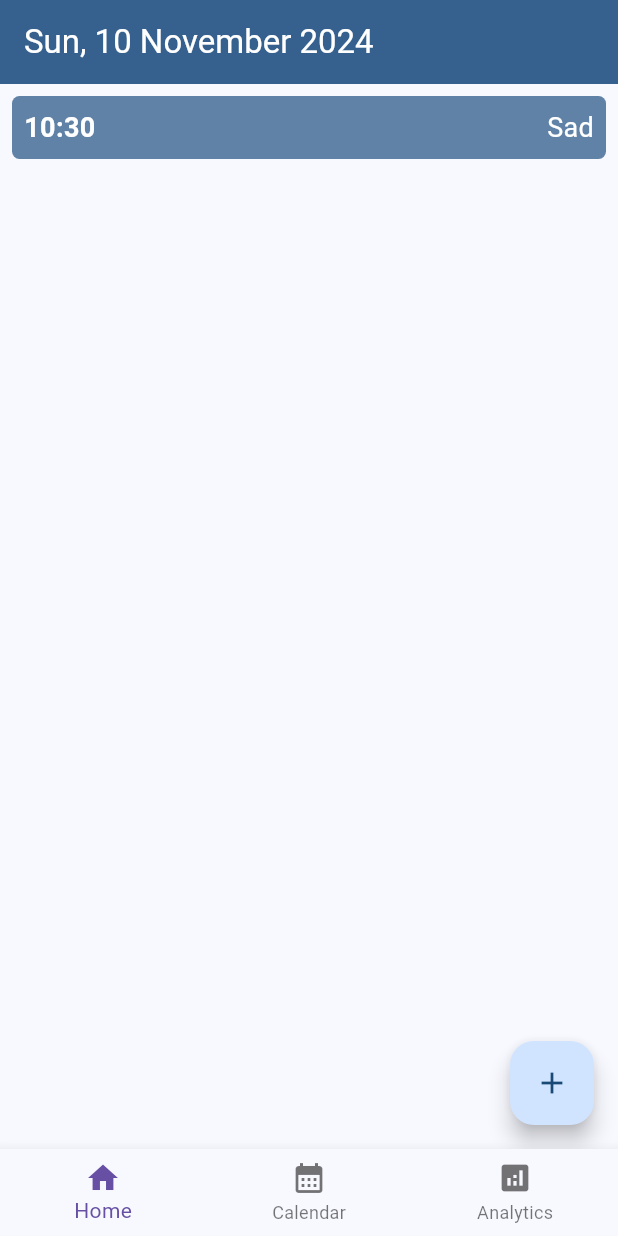
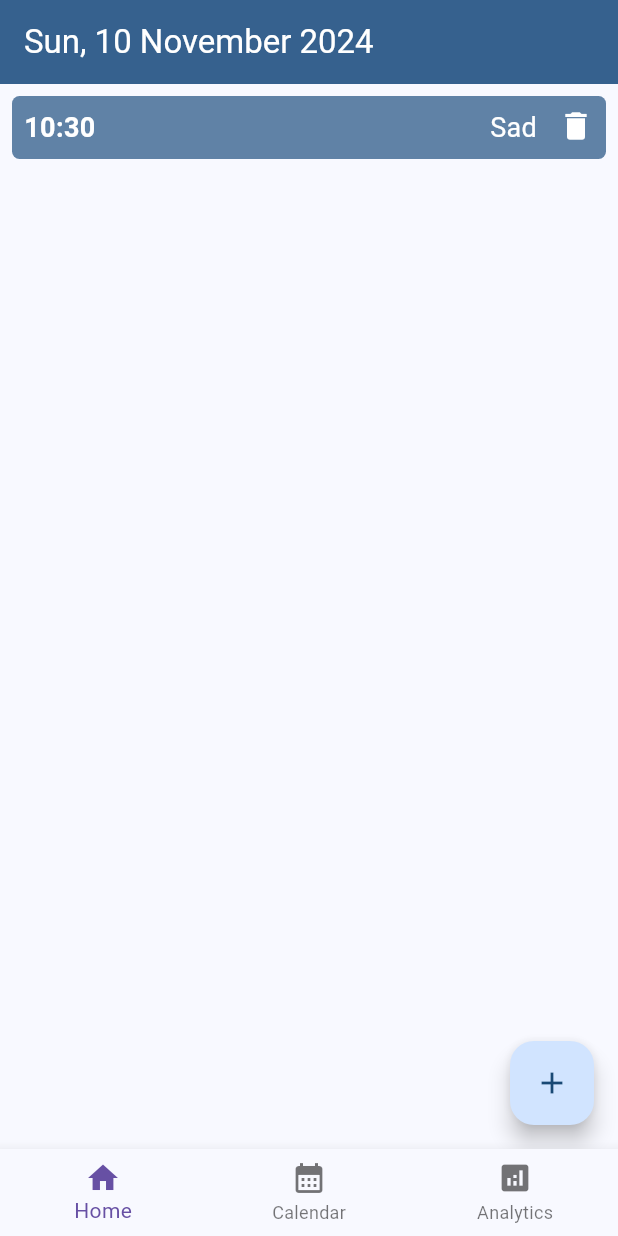
Before and after one commit to FBGFi/mindfulness-app, a Flutter app: the screen it shows after launch, on a phone screen of 412 x 824 dp. Run offline on Flutter 3.47's test engine with Material 3 defaults, Android fonts, the phone set to English and light mode, and no system bars.

Commit message:
fix layout

```diff
--- a/lib/pages/home/components/mind_sets.dart
+++ b/lib/pages/home/components/mind_sets.dart
@@ -3,10 +3,15 @@ import 'package:intl/intl.dart';
 import 'package:mindfulness_app/utils/mind_set_object.dart';
 
 class MindSet extends StatefulWidget {
-  const MindSet({super.key, required this.dateTime, required this.mindSet});
+  const MindSet(
+      {super.key,
+      required this.dateTime,
+      required this.mindSet,
+      required this.onDelete});
 
   final String dateTime;
   final MindSetObject mindSet;
+  final Function(String dateTime) onDelete;
 
   @override
   State<MindSet> createState() => _MindSetState();
@@ -24,6 +29,10 @@ class _MindSetState extends State<MindSet> {
     setState(() {
       _displayNotes = !_displayNotes;
     });
+  }
+
+  void _onDelete(String key) {
+    //
   }
 
   @override
@@ -58,7 +67,7 @@ class _MindSetState extends State<MindSet> {
                         widthFactor: 0.05,
                       ),
                       FractionallySizedBox(
-                          widthFactor: 0.8,
+                          widthFactor: 0.7,
                           child: Stack(
                               alignment: AlignmentDirectional.topEnd,
                               children: [
@@ -69,25 +78,47 @@ class _MindSetState extends State<MindSet> {
                                           .colorScheme
                                           .onPrimary),
                                 ),
-                              ]))
+                              ])),
+                      FractionallySizedBox(
+                          widthFactor: 0.1,
+                          child: Align(
+                              alignment: Alignment.topRight,
+                              child: IconButton(
+                                  onPressed: () =>
+                                      widget.onDelete(widget.dateTime),
+                                  padding: EdgeInsets.zero,
+                                  constraints: const BoxConstraints(),
+                                  style: const ButtonStyle(
+                                      tapTargetSize:
+                                          MaterialTapTargetSize.shrinkWrap),
+                                  color:
+                                      Theme.of(context).colorScheme.onPrimary,
+                                  icon: const Icon(Icons.delete))))
                     ],
                   ),
+                  Visibility(visible: _displayNotes, child: const Divider()),
                   Visibility(
                       visible: _displayNotes,
-                      child: Text(widget.mindSet.notes,
-                          style: TextStyle(
-                            color: Theme.of(context).colorScheme.onPrimary,
-                            fontSize:
-                                Theme.of(context).textTheme.bodySmall?.fontSize,
-                          )))
+                      child: Align(
+                          alignment: Alignment.topLeft,
+                          child: Text(widget.mindSet.notes,
+                              style: TextStyle(
+                                color: Theme.of(context).colorScheme.onPrimary,
+                                fontSize: Theme.of(context)
+                                    .textTheme
+                                    .bodySmall
+                                    ?.fontSize,
+                              ))))
                 ]))));
   }
 }
 
 class MindSets extends StatefulWidget {
-  const MindSets({super.key, required this.mindSets});
+  const MindSets(
+      {super.key, required this.mindSets, required this.onDeleteMindSet});
 
   final Map<String, MindSetObject> mindSets;
+  final Function(String dateTime) onDeleteMindSet;
 
   @override
   State<MindSets> createState() => _MindSetsState();
@@ -96,12 +127,16 @@ class MindSets extends StatefulWidget {
 class _MindSetsState extends State<MindSets> {
   @override
   Widget build(BuildContext context) {
+    if (widget.mindSets.isEmpty) {
+      return const Center(child: Text("No recorded mindsets for this day"));
+    }
     return ListView(
         children: widget.mindSets.entries
             .map((entry) => Center(
                     child: MindSet(
                   dateTime: entry.key,
                   mindSet: entry.value,
+                  onDelete: widget.onDeleteMindSet,
                 )))
             .toList());
   }
--- a/lib/pages/home/home.dart
+++ b/lib/pages/home/home.dart
@@ -27,6 +27,12 @@ class _HomePageState extends State<HomePage> {
     });
   }
 
+  void onDeleteMindSet(String dateTime) {
+    setState(() {
+      _mindSets.remove(dateTime);
+    });
+  }
+
   @override
   Widget build(BuildContext context) {
     return Scaffold(
@@ -36,7 +42,10 @@ class _HomePageState extends State<HomePage> {
             DateFormat("EEE, d MMMM yyyy").format(DateTime.now()),
             style: TextStyle(color: Theme.of(context).colorScheme.onPrimary),
           )),
-      body: MindSets(mindSets: _mindSets),
+      body: MindSets(
+        mindSets: _mindSets,
+        onDeleteMindSet: onDeleteMindSet,
+      ),
       floatingActionButton: FloatingActionButton(
         onPressed: _onAddNew,
         tooltip: "Add new",
```
